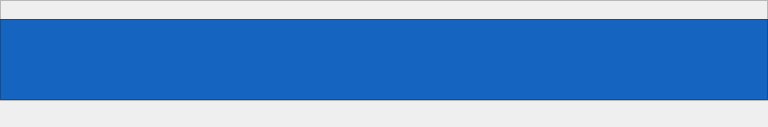
Above: pApp-22-June-2021/smenubar.ui from ChandraMVE/PSSC_QT_Development before the change. Below: the same form after it.
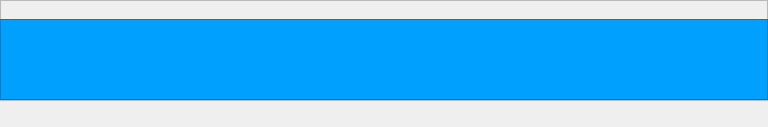
That is the form after the change. Custom widgets are drawn as their Qt base class.

Commit message: QT UI Color Changes This has only the changes but doesn't contain the binary file associated with it

Patch:
```diff
--- a/pApp-22-June-2021/smenubar.ui
+++ b/pApp-22-June-2021/smenubar.ui
@@ -78,7 +78,8 @@
      </rect>
     </property>
     <property name="styleSheet">
-     <string notr="true">background-color: rgb(21, 100, 192);</string>
+     <string notr="true">/*background-color: rgb(21, 100, 192);*/
+background-color: rgb(0, 160, 255);</string>
     </property>
     <property name="frameShape">
      <enum>QFrame::StyledPanel</enum>
```
The commit also changes 9 other files.
